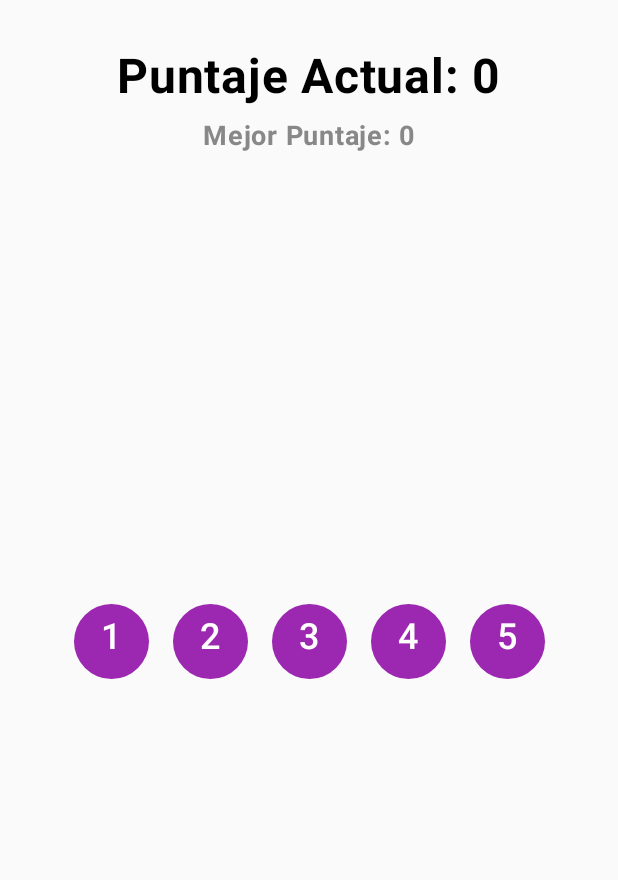
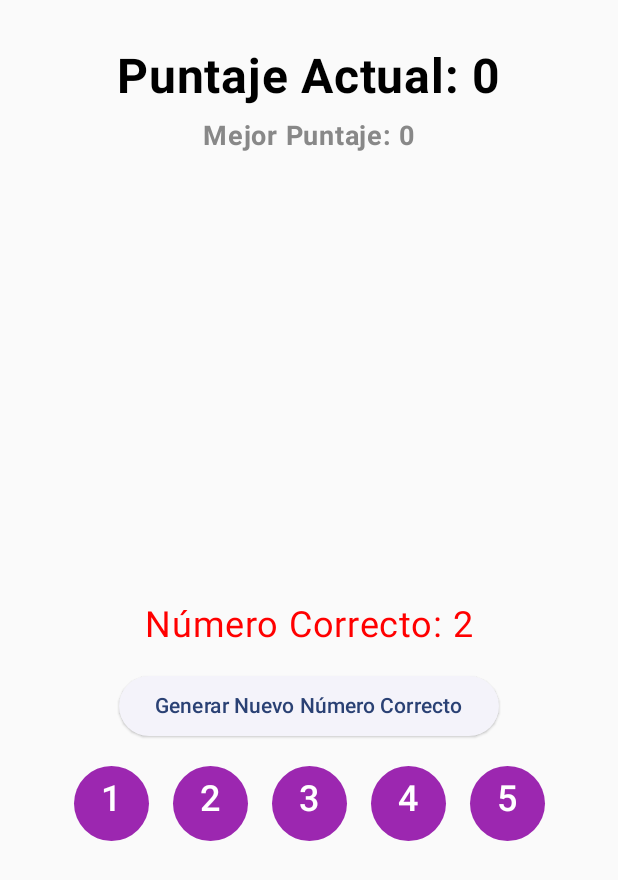
Before and after one commit to Nachoff13/Aplicaciones-moviles, an Android app built with Jetpack Compose: the screen it shows after launch (MainActivity), on a phone screen of 412 x 824 dp. Shown: the top 880 px of the screen. Run offline under Robolectric (Android 15) with nearby library versions, the phone set to English and light mode, and no system bars.

Commit message:
feat: Agrego lógica para suma y resta de puntaje con un boton de generar numero correcto para test interno

```diff
--- a/Trabajos Practicos/TP2 - APP 1/app/src/main/java/com/example/tp2_app1/MainActivity.kt
+++ b/Trabajos Practicos/TP2 - APP 1/app/src/main/java/com/example/tp2_app1/MainActivity.kt
@@ -18,6 +18,8 @@ import androidx.compose.foundation.layout.size
 import androidx.compose.material3.ButtonColors
 import androidx.compose.material3.ButtonDefaults
 import androidx.compose.material3.ElevatedButton
+import androidx.compose.runtime.mutableStateOf
+import androidx.compose.runtime.remember
 import androidx.compose.ui.unit.dp
 import androidx.compose.ui.unit.sp
 import androidx.compose.ui.Alignment
@@ -33,11 +35,13 @@ class MainActivity : ComponentActivity() {
 
     override fun onCreate(savedInstanceState: Bundle?) {
 
-        correctNumber = Random.nextInt(1, 6) // el rango es de 1 a 5 ya que la funcion no incluye el valor máximo
+        correctNumber = Random.nextInt(1, 6) // el rango es de 1 a 5 ya que la función no incluye el valor máximo
 
         super.onCreate(savedInstanceState)
         enableEdgeToEdge()
         setContent {
+            var puntaje = remember { mutableStateOf(0) }
+            var currentCorrectNumber = remember { mutableStateOf(correctNumber) }
             TP2APP1Theme {
                 Column(
                     modifier = Modifier
@@ -47,15 +51,39 @@ class MainActivity : ComponentActivity() {
                 ) {
 
                     Spacer(modifier = Modifier.size(16.dp))
-                    Titulo("Puntaje Actual: 0", Color.Black)
+                    Titulo("Puntaje Actual: ${puntaje.value}", Color.Black)
                     Spacer(modifier = Modifier.size(8.dp))
 
                     Subtitulo("Mejor Puntaje: 0", Color.Gray)
                     Spacer(modifier = Modifier.size(300.dp))
 
+                    Text("Número Correcto: ${currentCorrectNumber.value}", color = Color.Red, fontSize = 24.sp)
+                    Spacer(modifier = Modifier.size(16.dp))
+
+                    ElevatedButton(onClick = {
+                        currentCorrectNumber.value = Random.nextInt(1, 6)
+                    }) {
+                        Text("Generar Nuevo Número Correcto")
+                    }
+                    Spacer(modifier = Modifier.size(16.dp))
+
                     Row(horizontalArrangement = Arrangement.spacedBy(16.dp)){
                         for (i in 1..5){
-                            NumberButton(number = i)
+                            NumberButton(
+                                number = i,
+                                correctNumber = currentCorrectNumber.value,
+                                onCorrectGuess = {
+                                    //Sumo 10 puntos al puntaje y genero un nuevo número correcto
+                                    puntaje.value += 10
+                                    currentCorrectNumber.value = Random.nextInt(1, 6)
+
+                                },
+                                onIncorrectGuess = {
+                                    //Reseteo el puntaje a 0 y genero un nuevo número correcto
+                                    puntaje.value = 0
+                                    currentCorrectNumber.value = Random.nextInt(1, 6)
+                                }
+                            )
                         }
                     }
 
@@ -88,8 +116,15 @@ fun Subtitulo(text: String,color: Color, modifier: Modifier = Modifier) {
 }
 
 @Composable
-fun NumberButton(number: Int){
-    ElevatedButton(onClick = { /*TODO*/ },
+fun NumberButton(number: Int, correctNumber: Int, onCorrectGuess: () -> Unit, onIncorrectGuess: () -> Unit){
+    ElevatedButton(onClick = {
+        if (number == correctNumber) {
+            onCorrectGuess()
+
+        }else{
+            onIncorrectGuess()
+        }
+    },
         modifier = Modifier.size(50.dp),
         colors = ButtonColors(
             contentColor = Color.Black,
```
